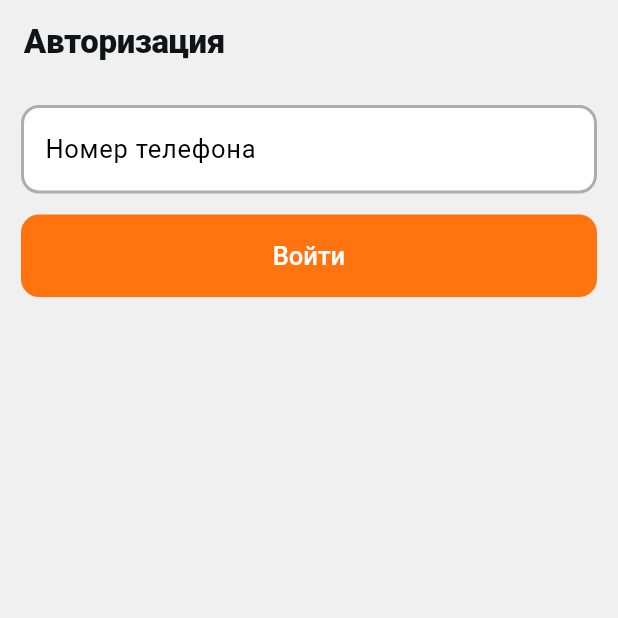
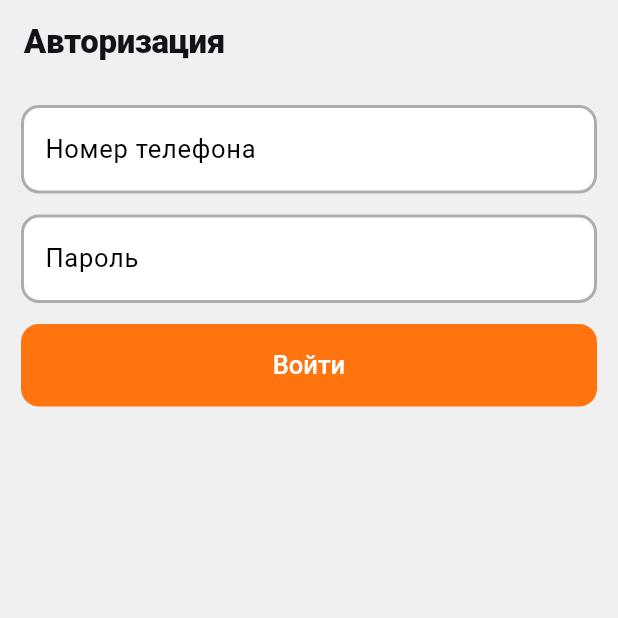
Before and after one commit to Kirrilll/stocktacking, a Flutter app: the screen it shows after launch, on a phone screen of 412 x 824 dp, the top half of it. Run offline on Flutter 3.47's test engine with Material 3 defaults, Android fonts, the phone set to English and light mode, and no system bars; our stand-ins replace dio, flutter_riverpod, fpdart, freezed_annotation, go_router, open_file and 3 more; missing offline and left inert: qr_code_scanner; generated files the repository leaves out were written again.

Commit message:
add password to login

```diff
--- a/lib/features/credential/data/data_sources/remote_credential_data_source.dart
+++ b/lib/features/credential/data/data_sources/remote_credential_data_source.dart
@@ -3,7 +3,8 @@ import 'package:stocktacking/core/utils/failure.dart';
 import 'package:stocktacking/features/credential/data/dtos/credential_dto.dart';
 
 abstract class RemoteCredentialDataSource {
-  Future<Either<IFailure, CredentialDto>> login(String phone);
+  Future<Either<IFailure, CredentialDto>> login(String phone, String password);
+  Future<Either<IFailure, String>> changePassword(String password);
   Future<void> logout();
   Future<CredentialDto> restore(String refreshToken);
 }
--- a/lib/features/credential/domain/repositories/credential_repository.dart
+++ b/lib/features/credential/domain/repositories/credential_repository.dart
@@ -3,7 +3,8 @@ import 'package:stocktacking/core/utils/failure.dart';
 import 'package:stocktacking/features/credential/domain/entities/credential.dart';
 
 abstract class CredentialRepository {
-  Future<Either<IFailure, Credential>> login(String phone);
+  Future<Either<IFailure, Credential>> login(String phone, String password);
   Future<void> logout();
   Future<Either<IFailure, Credential>> restore(String refreshToken);
+  Future<Either<IFailure, String>> changePassword(String password);
 }
--- a/lib/features/credential/presentation/notifiers/login_page_notifier.dart
+++ b/lib/features/credential/presentation/notifiers/login_page_notifier.dart
@@ -20,8 +20,8 @@ class LoginPageNotifier extends _$LoginPageNotifier {
     if(curr is Error) onError(curr.message ?? 'Что-то пошло не так(');
   });
 
-  Future<void> login(String phone) async {
-    ref.listen(useLoginUseCaseProvider.call(phone), (_, curr) {
+  Future<void> login(String phone, String password) async {
+    ref.listen(useLoginUseCaseProvider.call((phone, password)), (_, curr) {
       state = switch(curr) {
         AsyncLoading(:final value) => AsyncState.loading(),
         AsyncError(:final error, :final stackTrace) =>  AsyncState.error(error is IFailure
--- a/lib/features/credential/presentation/pages/login_page.dart
+++ b/lib/features/credential/presentation/pages/login_page.dart
@@ -17,6 +17,7 @@ class LoginPage extends ConsumerStatefulWidget {
 class _LoginPageState extends ConsumerState<LoginPage> {
 
   final _phoneController = TextEditingController();
+  final _passwordController = TextEditingController();
 
   void _onTapClear() => _phoneController.clear();
 
@@ -32,7 +33,7 @@ class _LoginPageState extends ConsumerState<LoginPage> {
 
   void _onLoginTap() => ref
       .read(loginPageNotifierProvider.notifier)
-      .login(_phoneController.text);
+      .login(_phoneController.text, _passwordController.text);
 
   @override
   Widget build(BuildContext context) {
@@ -65,7 +66,25 @@ class _LoginPageState extends ConsumerState<LoginPage> {
                       child: const Icon(Icons.clear)
                   ),
                 ),
-
+              ),
+            ),
+            const SizedBox(height: 14),
+            TextField(
+              controller: _passwordController,
+              keyboardType: TextInputType.text,
+              obscureText: true,
+              textAlignVertical: TextAlignVertical.center,
+              style: Theme.of(context).textTheme.displayMedium,
+              decoration: InputDecoration(
+                labelText: 'Пароль',
+                suffix: Material(
+                  borderRadius: BorderRadius.circular(50),
+                  child: InkWell(
+                      borderRadius: BorderRadius.circular(50),
+                      onTap: _onTapClear,
+                      child: const Icon(Icons.clear)
+                  ),
+                ),
               ),
             ),
             const SizedBox(height: 14),
--- a/lib/features/credential/presentation/providers/credentials_providers.dart
+++ b/lib/features/credential/presentation/providers/credentials_providers.dart
@@ -25,10 +25,11 @@ CredentialRepository credentialRepository(CredentialRepositoryRef ref) {
 }
 
 @riverpod
-Future<Credential> useLoginUseCase(UseLoginUseCaseRef ref, String phone) async {
+Future<Credential> useLoginUseCase(UseLoginUseCaseRef ref, (String, String) loginParams) async {
+  final (phone, password) = loginParams;
   final credentialRepository = ref.read(credentialRepositoryProvider);
   final credential = ref.read(credentialNotifierProvider.notifier);
-  return (await credentialRepository.login(phone))
+  return (await credentialRepository.login(phone, password))
       .match(
           (l) => throw l,
           (r) =>  credential.credential = r
```
Also changed, not shown: lib/features/credential/data/data_sources/mock_remote_credential_data_source.dart (+6 -1 lines), lib/features/credential/data/repositories/credential_repository_impl.dart (+8 -2 lines), lib/features/credential/domain/use_cases/change_password_use_case.dart (added, +13 -0 lines), lib/features/credential/domain/use_cases/login_use_case.dart (+4 -3 lines), lib/features/credential/presentation/pages/change_password_page.dart (added, +64 -0 lines), lib/features/credential/presentation/notifiers/login_page_notifier.g.dart, lib/features/credential/presentation/providers/credentials_providers.g.dart.
